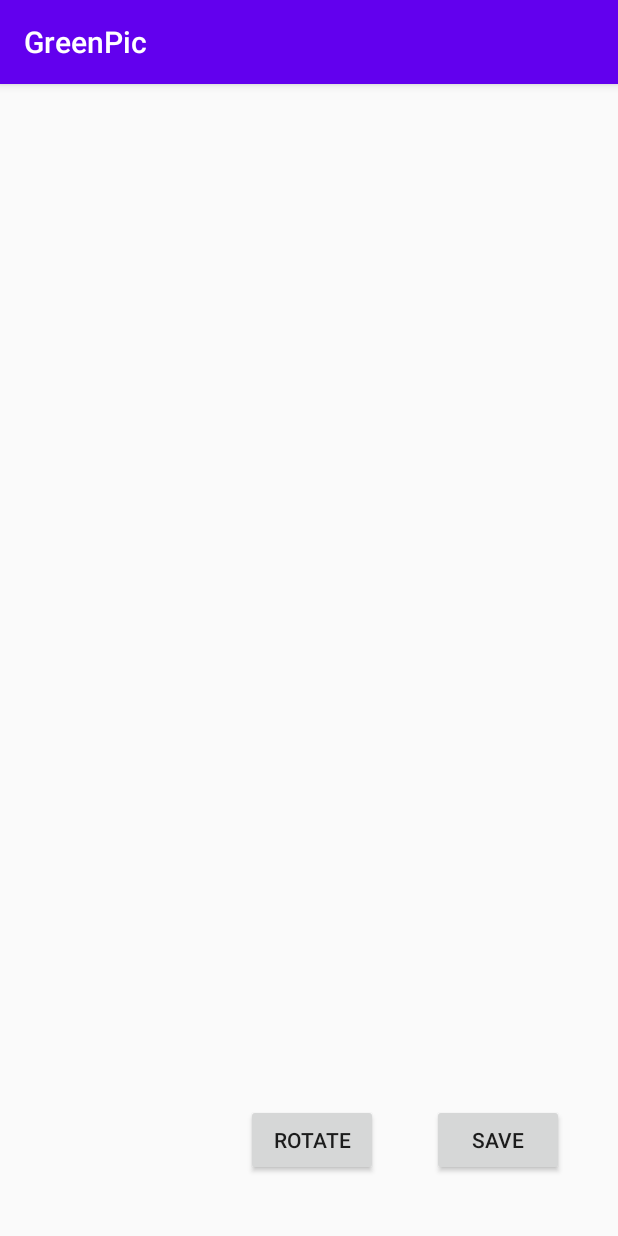
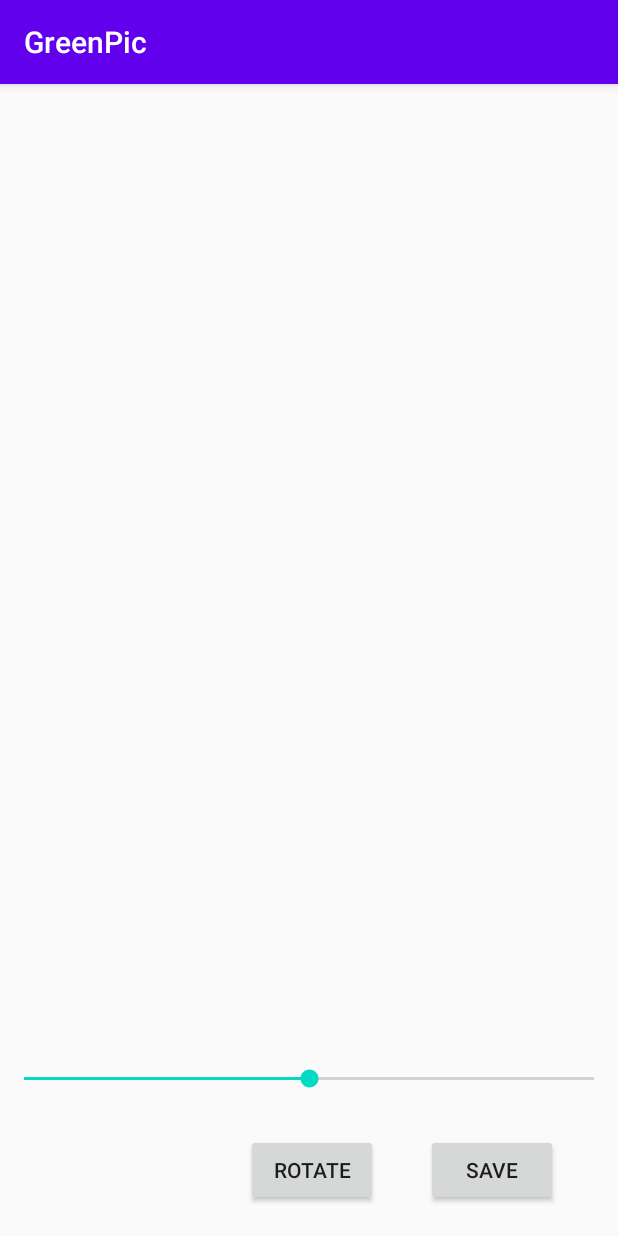
Before and after one commit to VadimProg1/AndroidApp, an Android app: the RotationActivity screen opened directly, with no data from a screen before it, after a tap on "ROTATE", on a phone screen of 412 x 824 dp. Run offline under Robolectric (Android 15) with nearby library versions, the phone set to English and light mode, and no system bars; pictures from the network do not load; 2 statements that could not run were skipped.

Commit message:
Project
Added rotation seekbar + filter

```diff
--- a/Mobile_app_photo_edit/app/build.gradle
+++ b/Mobile_app_photo_edit/app/build.gradle
@@ -34,4 +34,5 @@ dependencies {
     testImplementation 'junit:junit:4.12'
     androidTestImplementation 'androidx.test.ext:junit:1.1.1'
     androidTestImplementation 'androidx.test.espresso:espresso-core:3.2.0'
+    implementation 'com.google.android.material:material:1.1.0'
 }
--- a/Mobile_app_photo_edit/app/src/main/java/com/example/mobile_app_photo_edit/RotationActivity.kt
+++ b/Mobile_app_photo_edit/app/src/main/java/com/example/mobile_app_photo_edit/RotationActivity.kt
@@ -9,6 +9,7 @@ import android.graphics.Matrix
 import android.graphics.drawable.BitmapDrawable
 import android.net.Uri
 import android.os.Bundle
+import android.widget.SeekBar
 import androidx.appcompat.app.AppCompatActivity
 import kotlinx.android.synthetic.main.activity_main.image_view
 import kotlinx.android.synthetic.main.activity_rotation.*
@@ -31,12 +32,31 @@ class RotationActivity : AppCompatActivity() {
         image_vieww.setImageURI(image_uri)
         val drawable = image_vieww.drawable as BitmapDrawable
         var bitmap = drawable.bitmap
+        seekBar.setOnSeekBarChangeListener(object :SeekBar.OnSeekBarChangeListener{
+            override fun onProgressChanged(seekBar: SeekBar?, progress: Int, fromUser: Boolean) {
+                image_vieww.animate().rotation((progress.toFloat() - 45 + rotate))
+            }
 
+            override fun onStartTrackingTouch(seekBar: SeekBar?) {
+
+            }
+
+            override fun onStopTrackingTouch(seekBar: SeekBar?) {
+                if (seekBar != null) {
+                   // rotate+= (seekBar.progress.toFloat() - 45)
+                }
+            }
+
+        })
         btn_rotate.setOnClickListener{
             rotate+= 90
             image_vieww.animate().rotation(rotate)
+            seekBar.progress = 45
+
+        }
+        btn_save.setOnClickListener{
             var matrix = Matrix()
-            matrix.postRotate(90f)
+            matrix.postRotate(rotate)
             bitmap = Bitmap.createBitmap(
                 bitmap,
                 0,
@@ -46,17 +66,9 @@ class RotationActivity : AppCompatActivity() {
                 matrix,
                 true
             )
-        }
-        btn_save.setOnClickListener{
             image_uri = bitmapToFile(bitmap!!)
             onBackPressed()
         }
-    }
-
-    override fun onBackPressed() {
-        sendDataBackToPreviousActivity()
-        super.onBackPressed()
-        overridePendingTransition(android.R.anim.fade_in, android.R.anim.fade_out)
     }
 
     private fun bitmapToFile(bitmap:Bitmap): Uri {
@@ -81,10 +93,13 @@ class RotationActivity : AppCompatActivity() {
         return Uri.parse(file.absolutePath)
     }
 
-    private fun sendDataBackToPreviousActivity() {
+
+    override fun onBackPressed() {
         var intent = Intent().apply {
             putExtra("uri", image_uri.toString())
         }
         setResult(Activity.RESULT_OK, intent)
+        super.onBackPressed()
+        overridePendingTransition(android.R.anim.fade_in, android.R.anim.fade_out)
     }
 }
--- a/Mobile_app_photo_edit/app/src/main/res/layout/activity_rotation.xml
+++ b/Mobile_app_photo_edit/app/src/main/res/layout/activity_rotation.xml
@@ -27,7 +27,7 @@
         android:layout_height="wrap_content"
         android:layout_marginEnd="160dp"
         android:layout_marginRight="160dp"
-        android:layout_marginBottom="40dp"
+        android:layout_marginBottom="20dp"
         android:text="Rotate"
         app:layout_constraintBottom_toBottomOf="parent"
         app:layout_constraintEnd_toEndOf="parent" />
@@ -36,11 +36,25 @@
         android:id="@+id/btn_save"
         android:layout_width="wrap_content"
         android:layout_height="wrap_content"
-        android:layout_marginEnd="36dp"
-        android:layout_marginRight="36dp"
-        android:layout_marginBottom="40dp"
+        android:layout_marginEnd="40dp"
+        android:layout_marginRight="40dp"
+        android:layout_marginBottom="20dp"
         android:text="Save"
         app:layout_constraintBottom_toBottomOf="parent"
         app:layout_constraintEnd_toEndOf="parent" />
 
+    <SeekBar
+        android:id="@+id/seekBar"
+        style="@style/Widget.AppCompat.SeekBar"
+        android:layout_width="match_parent"
+        android:layout_height="wrap_content"
+        android:layout_marginBottom="96dp"
+        android:max="90"
+        android:min="0"
+        android:progress="45"
+        app:layout_constraintBottom_toBottomOf="parent"
+        app:layout_constraintEnd_toEndOf="parent"
+        app:layout_constraintHorizontal_bias="0.0"
+        app:layout_constraintStart_toStartOf="parent" />
+
 </androidx.constraintlayout.widget.ConstraintLayout>
--- a/Mobile_app_photo_edit/app/src/main/res/values/styles.xml
+++ b/Mobile_app_photo_edit/app/src/main/res/values/styles.xml
@@ -8,4 +8,10 @@
         <item name="colorAccent">@color/colorAccent</item>
     </style>
 
+    <style name="MySeekBar" parent="Widget.AppCompat.SeekBar">
+        <item name="android:progressBackgroundTint">#f4511e</item>
+        <item name="android:progressTint">#388e3c</item>
+        <item name="android:colorControlActivated">#c51162</item>
+    </style>
+
 </resources>
```
Also changed, not shown: Mobile_app_photo_edit/app/src/main/java/com/example/mobile_app_photo_edit/ColorFiltersActivity.kt (+78 -4 lines), Mobile_app_photo_edit/app/src/main/java/com/example/mobile_app_photo_edit/MainActivity.kt (+10 -7 lines), Mobile_app_photo_edit/app/src/main/res/layout/activity_color_filtres.xml (+21 -19 lines).
